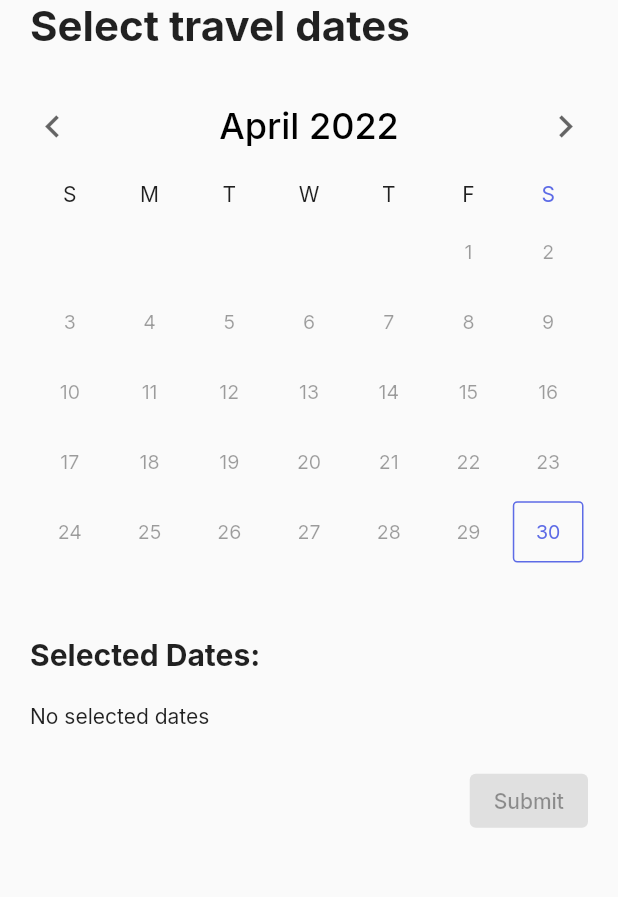
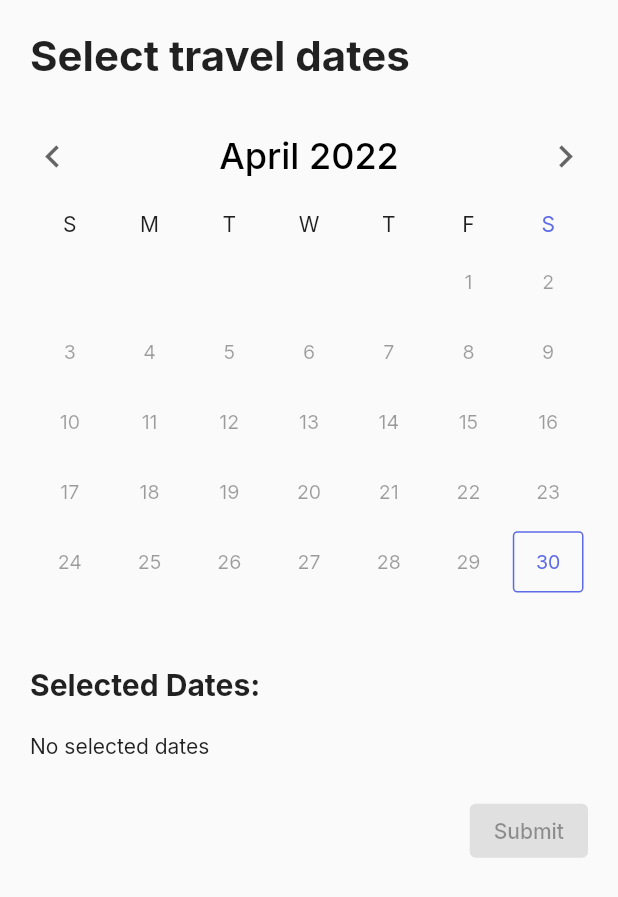
Before and after one commit to swtmply/flutter-touristop, a Flutter app: the CalendarScreen widget shown alone on an empty page, opened directly, on a phone screen of 412 x 824 dp. Shown: the top 897 px of the screen. Run offline on Flutter 3.47's test engine with Material 2 defaults, Android fonts, the phone set to English and light mode, and no system bars; drawn by our look-alikes of syncfusion_flutter_datepicker; our stand-ins replace cloud_firestore, firebase_core, geolocator, get_it, google_fonts, google_maps_flutter; accounts and stored records are empty.

Commit message:
added layout and recommendation algo start

```diff
--- a/lib/models/tourist_spot_model.dart
+++ b/lib/models/tourist_spot_model.dart
@@ -3,6 +3,7 @@ import 'package:google_maps_flutter/google_maps_flutter.dart';
 class TouristSpot {
   final String? name;
   final LatLng? position;
+  final List<String>? openDates;
 
-  TouristSpot({this.name, this.position});
+  TouristSpot({this.openDates, this.name, this.position});
 }
--- a/lib/screens/main/calendar/calendar_screen.dart
+++ b/lib/screens/main/calendar/calendar_screen.dart
@@ -5,6 +5,7 @@ import 'package:touristop/providers/dates_provider.dart';
 import 'package:touristop/screens/main/calendar/widgets/datepicker_calendar.dart';
 import 'package:touristop/screens/main/calendar/widgets/selected_dates.dart';
 import 'package:touristop/screens/main/calendar/widgets/dates_confirm_button.dart';
+import 'package:touristop/widgets/layout.dart';
 
 class CalendarScreen extends StatefulWidget {
   const CalendarScreen({Key? key}) : super(key: key);
@@ -17,11 +18,25 @@ class _CalendarScreenState extends State<CalendarScreen> {
   final DateRangePickerController _controller = DateRangePickerController();
 
   @override
+  void initState() {
+    super.initState();
+    WidgetsBinding.instance.addPostFrameCallback((timeStamp) {
+      _controller.selectedDates =
+          Provider.of<DatesProvider>(context, listen: false).dates;
+    });
+  }
+
+  @override
+  void dispose() {
+    super.dispose();
+    _controller.dispose();
+  }
+
+  @override
   Widget build(BuildContext context) {
     final datesProvider = context.watch<DatesProvider>();
 
-    return Container(
-      padding: const EdgeInsets.symmetric(horizontal: 20),
+    return AppLayout(
       child: SingleChildScrollView(
         scrollDirection: Axis.vertical,
         child: Column(
@@ -54,7 +69,8 @@ class _CalendarScreenState extends State<CalendarScreen> {
                 SelectdDates(controller: _controller),
               ],
             ),
-            DatesConfirmButton(onPressed: () {})
+            DatesConfirmButton(
+                onPressed: () => Navigator.pushNamed(context, '/select-spots'))
           ],
         ),
       ),
--- a/lib/services/location_service.dart
+++ /dev/null
@@ -1,4 +0,0 @@
-class LocationService {
-  // ignore: todo
-  // TODO: location service functions
-}
--- a/lib/services/spots_service.dart
+++ b/lib/services/spots_service.dart
@@ -26,6 +26,7 @@ class SpotsService {
           data['latitude'],
           data['longitude'],
         ),
+        openDates: data['openDates'],
       );
     }).toList();
   }
--- /dev/null
+++ b/lib/widgets/layout.dart
@@ -0,0 +1,19 @@
+import 'package:flutter/material.dart';
+
+class AppLayout extends StatelessWidget {
+  const AppLayout({Key? key, required this.child}) : super(key: key);
+
+  final Widget child;
+
+  @override
+  Widget build(BuildContext context) {
+    return Scaffold(
+      body: SafeArea(
+        child: Container(
+          padding: const EdgeInsets.symmetric(vertical: 20.0, horizontal: 20.0),
+          child: child,
+        ),
+      ),
+    );
+  }
+}
```
Also changed, not shown: lib/init.dart (+36 -6 lines), lib/main.dart (+8 -1 lines), lib/screens/main/spots_selection/spots_selection_screen.dart (added, +96 -0 lines), lib/widgets/tests/from_firebase.dart (+15 -3 lines), lib/screens/main/login_screen.dart (deleted), lib/screens/main/map/map_screen.dart (renamed from lib/screens/main/map_screen.dart).
